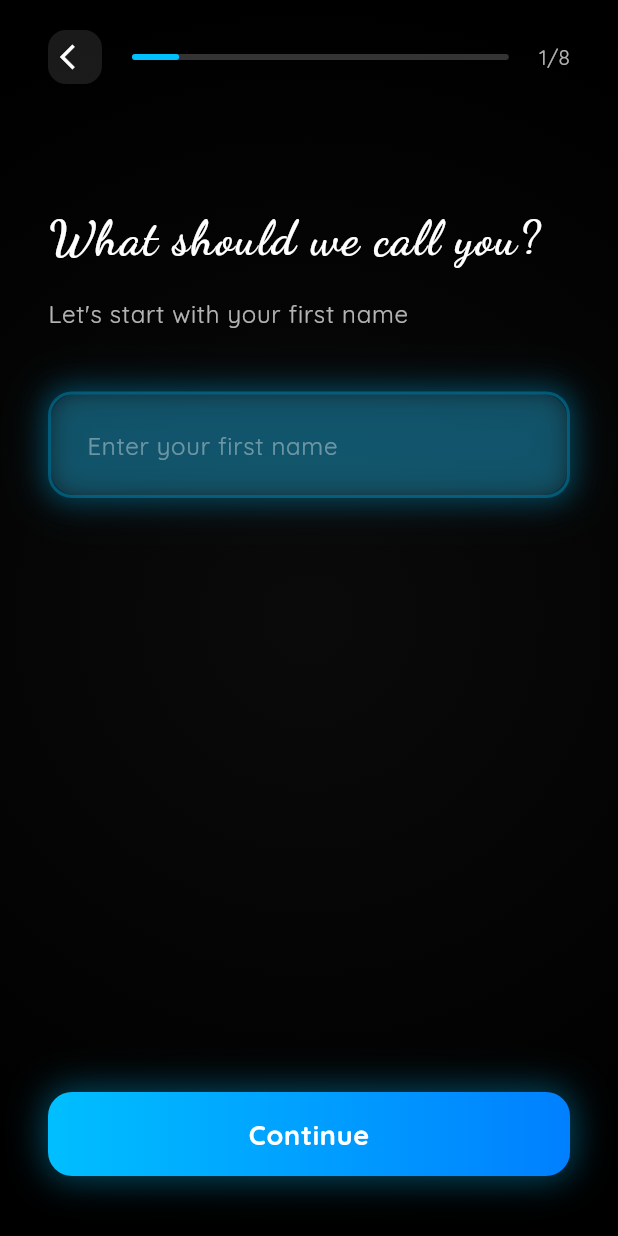
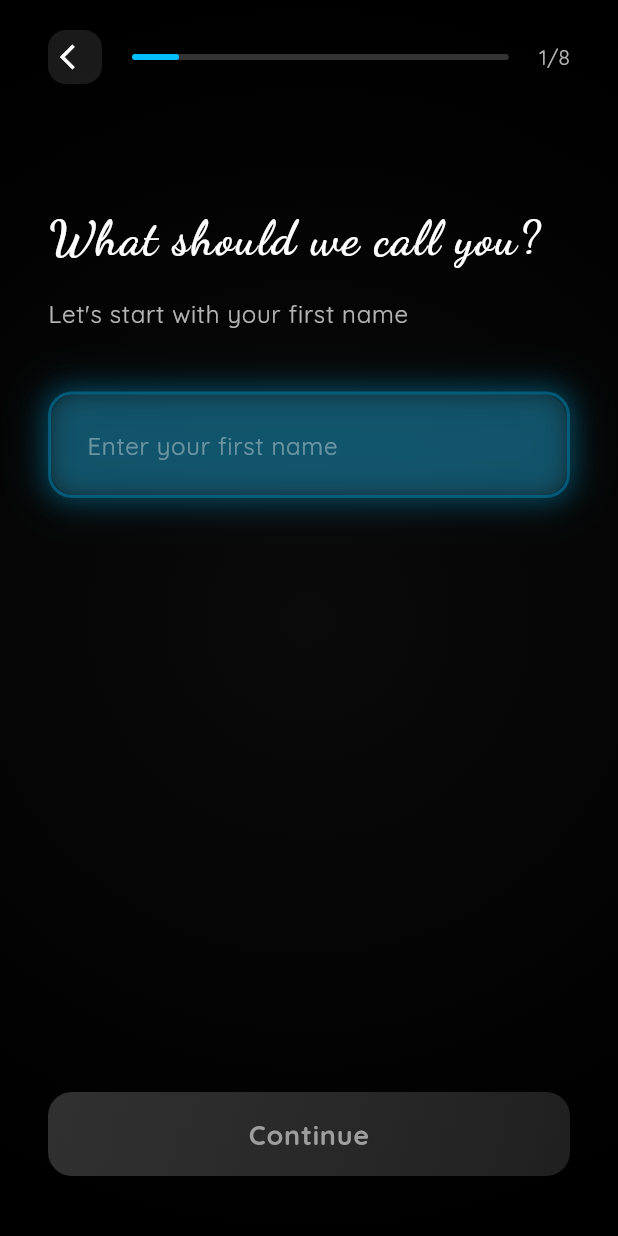
Before and after one commit to SlimmithJimmith/Aibodes, a Flutter app: the StepByStepOnboarding screen opened directly, on a phone screen of 412 x 824 dp. Run offline on Flutter 3.47's test engine with Material 3 defaults, Android fonts, the phone set to English and light mode, and no system bars; our stand-ins replace cached_network_image, connectivity_plus, dio, flutter_local_notifications, flutter_swiper_view, geocoding and 5 more; accounts and stored records are empty.

Commit message:
CRITICAL FIX: Resolve continue button not working in onboarding
🔧 Fixed Continue Button Logic:
- Identified circular dependency in button enable/disable logic
- Button was checking _formData but data wasn't saved until button was pressed
- Fixed by checking _textController.text for text fields instead
- Added real-time listener to text controller for button state updates

✨ Enhanced Button Visual Feedback:
- Button now shows disabled state (grey) when no text is entered
- Button shows enabled state (neon colors) when text is present
- Real-time visual feedback as user types
- Proper shadow effects only when button is enabled

🎯 Improved User Experience:
- Continue button now works immediately when text is entered
- Clear visual indication of when button is clickable
- Smooth progression through onboarding steps
- No more stuck on first step issue

The onboarding continue button now works perfectly - try entering your name and the button will light up and work immediately!

```diff
--- a/lib/screens/step_by_step_onboarding.dart
+++ b/lib/screens/step_by_step_onboarding.dart
@@ -52,6 +52,13 @@ class _StepByStepOnboardingState extends State<StepByStepOnboarding>
     _initializeAnimations();
     _initializeSteps();
     _startAnimations();
+
+    // Add listener to text controller to update button state
+    _textController.addListener(() {
+      setState(() {
+        // This will trigger a rebuild and update the button state
+      });
+    });
   }
 
   void _initializeAnimations() {
@@ -644,8 +651,17 @@ class _StepByStepOnboardingState extends State<StepByStepOnboarding>
 
   Widget _buildContinueButton() {
     final isLastStep = _currentStep == _steps.length - 1;
-    final canContinue = _formData[_steps[_currentStep].fieldName] != null &&
-                       _formData[_steps[_currentStep].fieldName].toString().isNotEmpty;
+    final currentStepData = _steps[_currentStep];
+
+    // Check if we can continue based on the current step type
+    bool canContinue = false;
+    if (currentStepData.isDropdown) {
+      canContinue = _formData[currentStepData.fieldName] != null &&
+                   _formData[currentStepData.fieldName].toString().isNotEmpty;
+    } else {
+      // For text fields, check if the text controller has content
+      canContinue = _textController.text.trim().isNotEmpty;
+    }
 
     return Container(
       width: double.infinity,
@@ -653,16 +669,19 @@ class _StepByStepOnboardingState extends State<StepByStepOnboarding>
       decoration: BoxDecoration(
         borderRadius: BorderRadius.circular(16),
         gradient: LinearGradient(
-          colors: [
+          colors: canContinue ? [
             widget.isBuyer
                 ? const Color(0xFF00BFFF)
                 : const Color(0xFF00FF7F),
             widget.isBuyer
                 ? const Color(0xFF0080FF)
                 : const Color(0xFF00CC66),
+          ] : [
+            Colors.grey.withOpacity(0.3),
+            Colors.grey.withOpacity(0.2),
           ],
         ),
-        boxShadow: [
+        boxShadow: canContinue ? [
           BoxShadow(
             color: (widget.isBuyer
                 ? const Color(0xFF00BFFF)
@@ -670,7 +689,7 @@ class _StepByStepOnboardingState extends State<StepByStepOnboarding>
             blurRadius: 20,
             spreadRadius: 2,
           ),
-        ],
+        ] : [],
       ),
       child: Material(
         color: Colors.transparent,
@@ -683,7 +702,7 @@ class _StepByStepOnboardingState extends State<StepByStepOnboarding>
               style: GoogleFonts.quicksand(
                 fontSize: 18,
                 fontWeight: FontWeight.bold,
-                color: Colors.white,
+                color: canContinue ? Colors.white : Colors.grey,
                 letterSpacing: 0.5,
               ),
             ),
```
